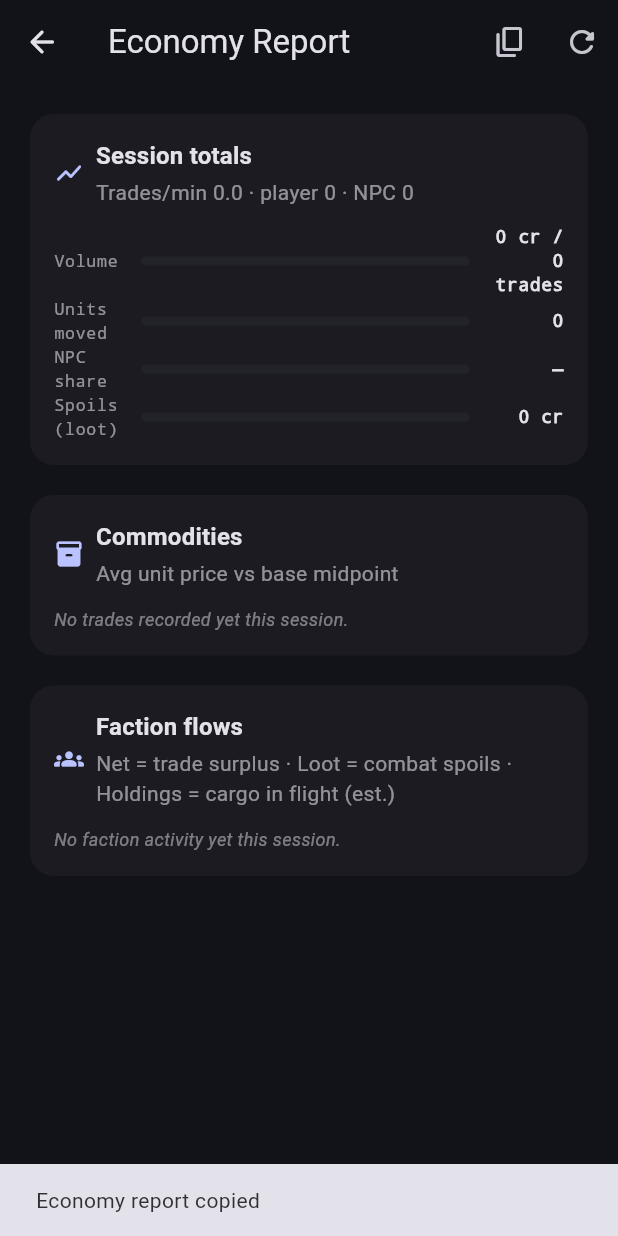
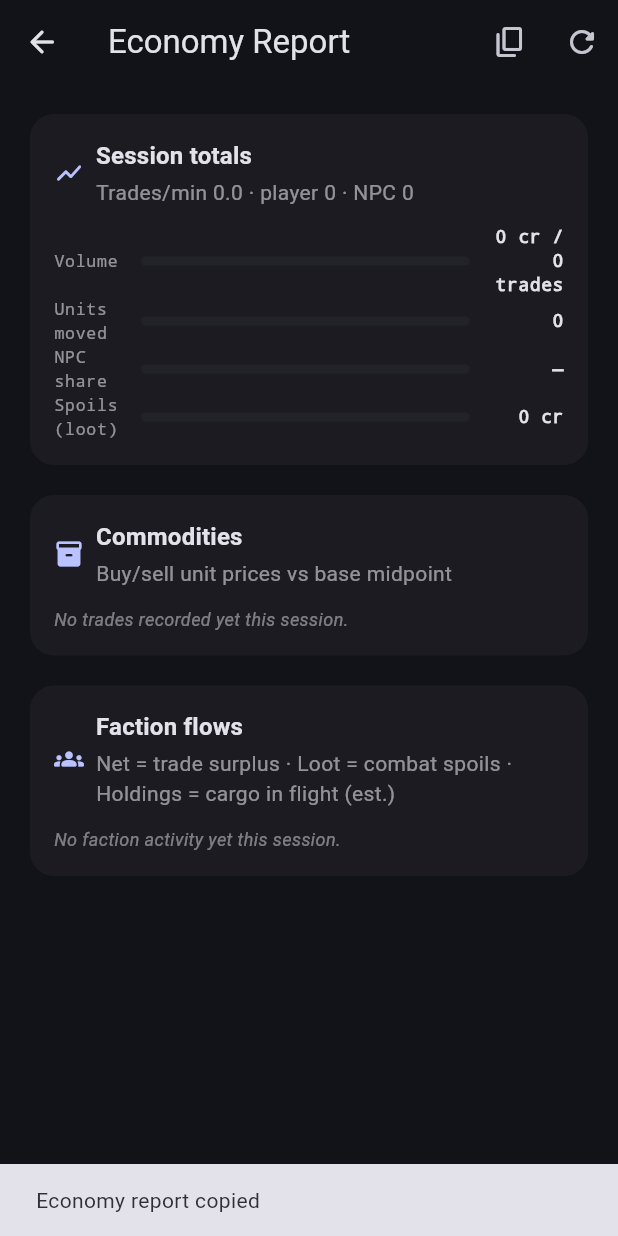
Before and after one commit to darkoned12000/Cosmic-Trader, a Flutter app: the EconomyReportScreen screen opened directly with empty values, after a tap on the "content copy" icon, on a phone screen of 412 x 824 dp. Run offline on Flutter 3.47's test engine with Material 3 defaults, Android fonts, the phone set to English and light mode, and no system bars; our stand-ins replace audioplayers, file_picker, flutter_svg; missing offline and left inert: screen_retriever, window_manager.

Commit message:
Economy tuning: faucet/sink audit, buy/sell report split, no knob changes
Wealth is redistribution from rich ports plus war churn, not printing:
faucets (10k spawns, minted kill bounties, 1%/day interest) vs sinks
(75% victim wealth destroyed per kill, upkeep costs). Ore negative was
a blended-metric artifact: report now shows buy-vs-base and sell-vs-base
columns. Spreads untouched (narrowing taxes player fun identically).
Suite 295 green.

```diff
--- a/lib/screens/economy_report_screen.dart
+++ b/lib/screens/economy_report_screen.dart
@@ -77,7 +77,7 @@ class _EconomyReportScreenState extends State<EconomyReportScreen> {
           '(player ${m.playerTrades}, NPC ${m.npcTrades}, '
           'loot ${m.totalLoot} cr)',
       '',
-      '--- Commodities (units / volume cr / avg vs base) ---',
+      '--- Commodities (units / volume cr / buy vs base / sell vs base) ---',
     ];
     final commodities = m.perCommodity.keys.toList()..sort();
     if (commodities.isEmpty) {
@@ -86,10 +86,9 @@ class _EconomyReportScreenState extends State<EconomyReportScreen> {
     for (final name in commodities) {
       final s = m.perCommodity[name]!;
       final base = CommodityRegistry.defaultsMap[name]?.splitPoint ?? 0;
-      final delta = base <= 0
-          ? '—'
-          : '${(((s.avgUnitPrice - base) / base) * 100).toStringAsFixed(1)}%';
-      lines.add('$name: ${s.units} units / ${s.credits} cr / $delta');
+      lines.add('$name: ${s.units} units / ${s.credits} cr / '
+          'buy ${_delta(s.avgBuyUnitPrice, base)} / '
+          'sell ${_delta(s.avgSellUnitPrice, base)}');
     }
     lines.add('');
     lines.add('--- Factions (buys / sells / net / loot / holdings est.) ---');
@@ -108,6 +107,11 @@ class _EconomyReportScreenState extends State<EconomyReportScreen> {
       const SnackBar(content: Text('Economy report copied')),
     );
   }
+
+  /// Signed percent delta vs the base midpoint, or an em dash.
+  static String _delta(double avg, double base) => base <= 0
+      ? '—'
+      : '${(((avg - base) / base) * 100).toStringAsFixed(1)}%';
 
   @override
   Widget build(BuildContext context) {
@@ -190,7 +194,7 @@ class _EconomyReportScreenState extends State<EconomyReportScreen> {
                 PanelCard(
                   icon: Icons.inventory_2_rounded,
                   title: 'Commodities',
-                  subtitle: 'Avg unit price vs base midpoint',
+                  subtitle: 'Buy/sell unit prices vs base midpoint',
                   children: [
                     if (commodities.isEmpty)
                       Text(
@@ -208,9 +212,10 @@ class _EconomyReportScreenState extends State<EconomyReportScreen> {
                           'Commodity',
                           'Units',
                           'Volume',
-                          'Avg vs base',
+                          'Buy v base',
+                          'Sell v base',
                         ],
-                        flexes: const [2, 1, 1, 1],
+                        flexes: const [2, 1, 1, 1, 1],
                         itemCount: commodities.length,
                         rowBuilder: (context, i) {
                           final name = commodities[i];
@@ -218,10 +223,6 @@ class _EconomyReportScreenState extends State<EconomyReportScreen> {
                           final base =
                               CommodityRegistry.defaultsMap[name]?.splitPoint ??
                                   0;
-                          final avg = s.avgUnitPrice;
-                          final delta = base <= 0
-                              ? '—'
-                              : '${(((avg - base) / base) * 100).toStringAsFixed(0)}%';
                           return Row(
                             children: [
                               Expanded(
@@ -239,7 +240,14 @@ class _EconomyReportScreenState extends State<EconomyReportScreen> {
                                           fontSize: 12,
                                           fontFamily: 'monospace'))),
                               Expanded(
-                                  child: Text(delta,
+                                  child: Text(
+                                      _delta(s.avgBuyUnitPrice, base),
+                                      style: const TextStyle(
+                                          fontSize: 12,
+                                          fontFamily: 'monospace'))),
+                              Expanded(
+                                  child: Text(
+                                      _delta(s.avgSellUnitPrice, base),
                                       style: const TextStyle(
                                           fontSize: 12,
                                           fontFamily: 'monospace'))),
--- a/lib/services/economy_metrics.dart
+++ b/lib/services/economy_metrics.dart
@@ -13,6 +13,13 @@ class CommodityTradeStats {
   int get credits => buyCredits + sellCredits;
 
   double get avgUnitPrice => units <= 0 ? 0 : credits / units;
+
+  /// Side-split averages (economy tuning): the blended average mixes
+  /// cheap buys with rich sells, so a stockpiling route reads as
+  /// "trading at a loss" when it merely hasn't sold yet.
+  double get avgBuyUnitPrice => buyUnits <= 0 ? 0 : buyCredits / buyUnits;
+  double get avgSellUnitPrice =>
+      sellUnits <= 0 ? 0 : sellCredits / sellUnits;
 }
 
 /// Per-faction trade totals (actor side: who bought/sold).
```
Also changed, not shown: 4 other files.
